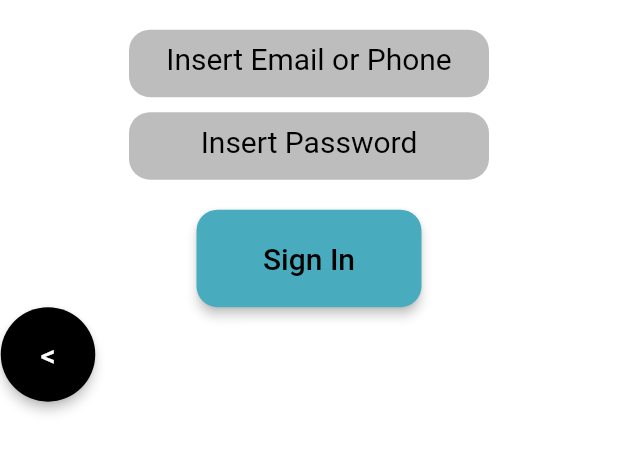
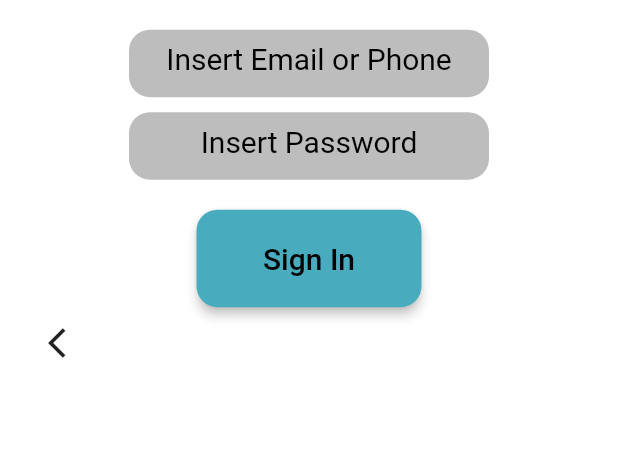
Before and after one commit to catasofia/User-Centered-Design-and-Evaluation, a Flutter app: the screen it shows after launch, after a tap on "Sign In", on a phone screen of 412 x 824 dp, the part 591-1065 px from its top. Run offline on Flutter 3.47's test engine with Material 2 defaults, Android fonts, the light colour scheme and no system bars; our stand-ins replace flutter_spinkit; Roboto replaces fonts that are missing (Arial).

Commit message:
back buttons

```diff
--- a/lib/signIn.dart
+++ b/lib/signIn.dart
@@ -83,28 +83,24 @@ class _SignInState extends State<SignIn> {
                   ),
                 ),
               ),
+            Row(
+              children: [
+                SizedBox(width: 20,),
                 Align(
                     alignment: Alignment.bottomLeft,
-                child: ElevatedButton(
-                  style: ElevatedButton.styleFrom(
-                    primary: Colors.black,
-                    elevation: 3,
-                    padding: EdgeInsets.all(20),
-                    shape: CircleBorder(),
-                  ),
-                  onPressed: () {
+                    child: IconButton(
+                      icon: Icon(Icons.arrow_back_ios),
+                      onPressed: (){
                         Navigator.push(
                           context,
                           MaterialPageRoute(builder: (context) => Signs()),
                         );
                       },
-                  child: Text('<',
-                      style: TextStyle(
-                          fontSize: 20
-                      )),
+                    )
                 ),
-              )
               ],
+            ),
+          ]
         ),
       ),
     );
```
Also changed, not shown: lib/signUp.dart (+9 -14 lines). Lines whose indentation alone changed are shown as unchanged.
